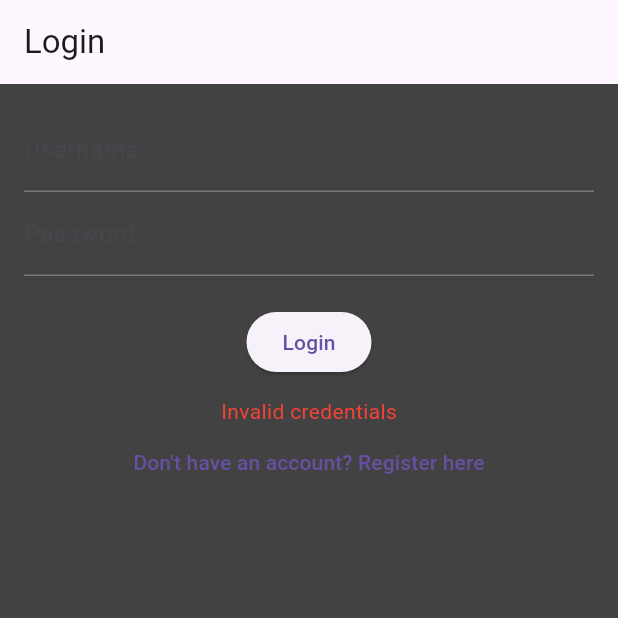
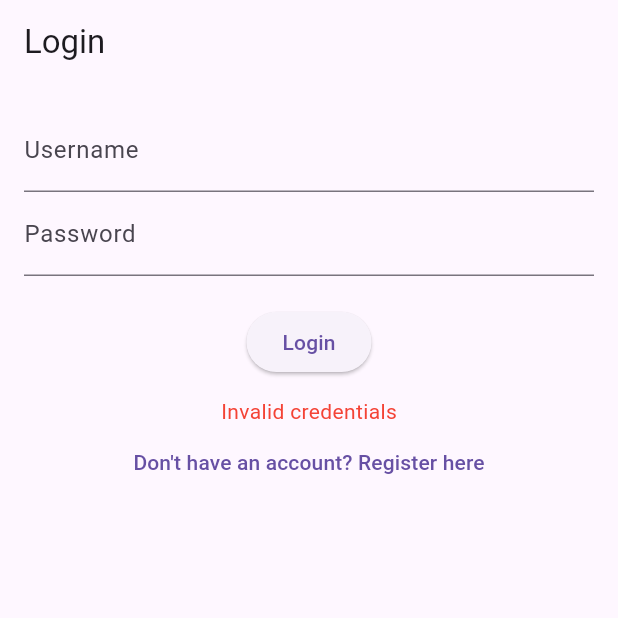
Before and after one commit to NgugiMuthoni/expense_tracker, a Flutter app: the screen it shows after launch, after a tap on "Login", on a phone screen of 412 x 824 dp, the top half of it. Run offline on Flutter 3.47's test engine with Material 3 defaults, Android fonts, the phone set to English and light mode, and no system bars; our stand-ins replace charts_flutter, flutter_speed_dial, sqflite, sqflite_common_ffi; accounts and stored records are empty.

```diff
--- a/lib/main.dart
+++ b/lib/main.dart
@@ -6,10 +6,12 @@ import 'services/db_service.dart';
 void main() async {
   WidgetsFlutterBinding.ensureInitialized();
 
-  runApp(MyApp());
+  runApp(const MyApp());
 }
 
 class MyApp extends StatelessWidget {
+  const MyApp({super.key});
+
   @override
   Widget build(BuildContext context) {
     return MultiProvider(
@@ -22,9 +24,8 @@ class MyApp extends StatelessWidget {
         title: 'Expense Tracker',
         theme: ThemeData(
           primarySwatch: Colors.blue,
-          scaffoldBackgroundColor: Colors.grey[800],
         ),
-        home: AuthScreen(),
+        home: const AuthScreen(),
       ),
     );
   }
--- a/lib/screens/auth_screen.dart
+++ b/lib/screens/auth_screen.dart
@@ -7,6 +7,8 @@ import 'package:crypto/crypto.dart';
 import 'dart:convert';
 
 class AuthScreen extends StatefulWidget {
+  const AuthScreen({super.key});
+
   @override
   _AuthScreenState createState() => _AuthScreenState();
 }
@@ -32,14 +34,14 @@ class _AuthScreenState extends State<AuthScreen> {
           children: <Widget>[
             TextField(
               controller: _usernameController,
-              decoration: InputDecoration(labelText: 'Username'),
+              decoration: const InputDecoration(labelText: 'Username'),
             ),
             TextField(
               controller: _passwordController,
-              decoration: InputDecoration(labelText: 'Password'),
+              decoration: const InputDecoration(labelText: 'Password'),
               obscureText: true,
             ),
-            SizedBox(height: 20),
+            const SizedBox(height: 20),
             ElevatedButton(
               onPressed: () async {
                 final hashedPassword = hashPassword(_passwordController.text);
@@ -83,10 +85,10 @@ class _AuthScreenState extends State<AuthScreen> {
               },
               child: Text(_isLogin ? 'Login' : 'Register'),
             ),
-            SizedBox(height: 12),
+            const SizedBox(height: 12),
             Text(
               _errorMessage,
-              style: TextStyle(color: Colors.red),
+              style: const TextStyle(color: Colors.red),
             ),
             TextButton(
               onPressed: () {
--- a/pubspec.yaml
+++ b/pubspec.yaml
@@ -41,6 +41,8 @@ dependencies:
   path: ^1.9.0
   crypto: ^3.0.5
   charts_flutter: ^0.12.0
+  flutter_speed_dial: ^7.0.0
+
 
 dev_dependencies:
   flutter_test:
```
Also changed, not shown: lib/screens/dashboard_screen.dart (+46 -22 lines), lib/screens/statistics_screen.dart (+79 -85 lines), lib/services/db_service.dart (+17 -1 lines), pubspec.lock.
